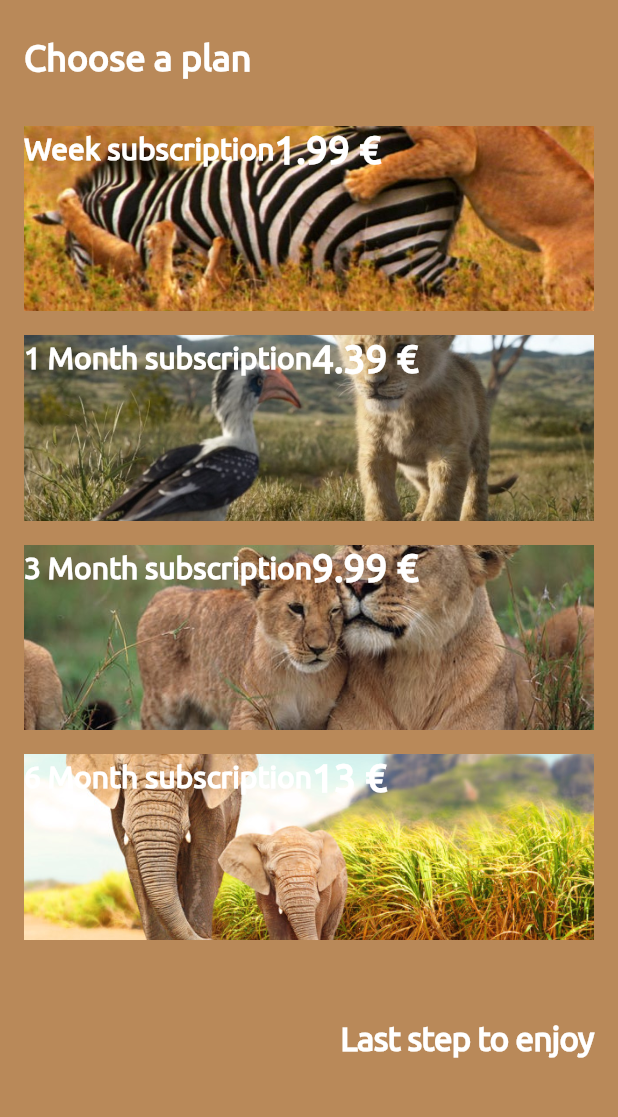
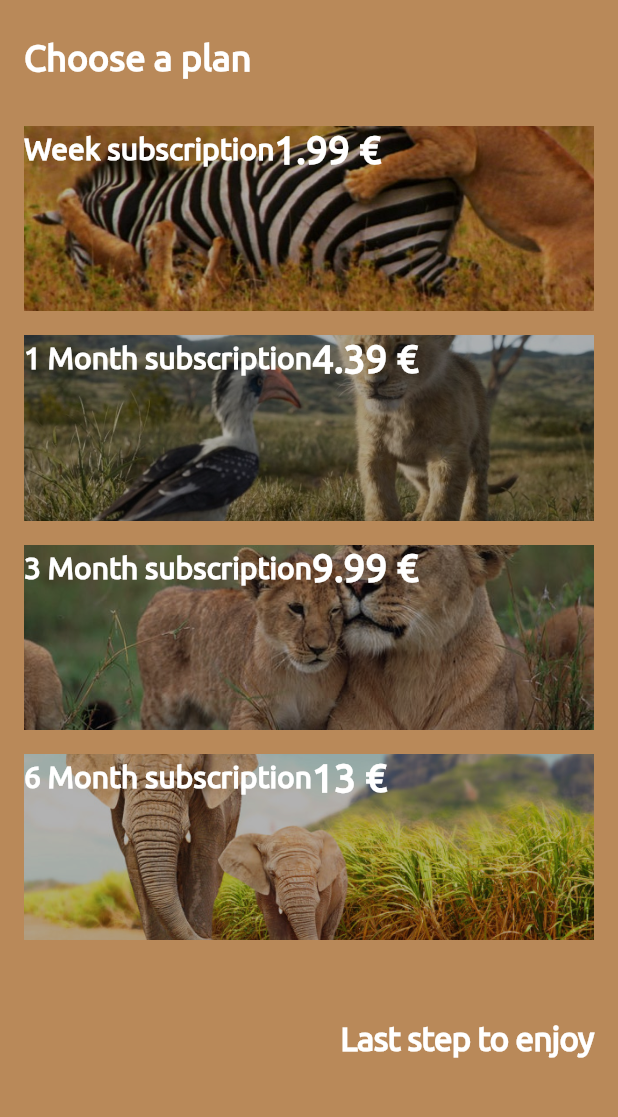
Before and after one commit to dagonco/flutter_savage_workshop, a Flutter app: the ChoosePlanScreen screen opened directly, on a phone screen of 412 x 824 dp, the part 114-1231 px from its top. Run offline on Flutter 3.47's test engine with Material 2 defaults, Android fonts, the phone set to English and light mode, and no system bars.

Commit message:
Blend the image with a black filter to fix text contrast

```diff
--- a/lib/screens/choose_plan/subscription_container.dart
+++ b/lib/screens/choose_plan/subscription_container.dart
@@ -19,11 +19,17 @@ class SubscriptionContainer extends StatelessWidget {
       padding: EdgeInsets.symmetric(vertical: 8.0),
       child: Stack(
         children: <Widget>[
-          Image.asset(
-            imagePath,
-            height: height * 0.6 / 4,
-            width: width,
-            fit: BoxFit.fitWidth,
+          ColorFiltered(
+            colorFilter: ColorFilter.mode(
+              Colors.black.withOpacity(0.3),
+              BlendMode.srcATop,
+            ),
+            child: Image.asset(
+              imagePath,
+              height: height * 0.6 / 4,
+              width: width,
+              fit: BoxFit.fitWidth,
+            ),
           ),
           Row(
             children: <Widget>[
```
